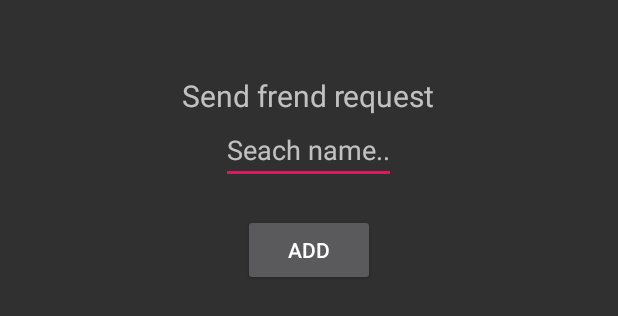
After one commit to BigNedJ/projectGPS, an Android app: the layout activity_add_new_friend.xml on its own in the app's theme, with its tools: preview values and no code run, on a phone screen of 412 x 824 dp. The commit adds this screen. Shown: the top 316 px of the screen. Run offline under Robolectric (Android 15) with nearby library versions, the phone set to English and light mode, and no system bars.

Commit message:
Added ability to add friends
Added the ability to add friends by searching for their username

```diff
--- a/app/src/main/AndroidManifest.xml
+++ b/app/src/main/AndroidManifest.xml
@@ -20,6 +20,7 @@
         android:supportsRtl="true"
         android:theme="@style/AppTheme">
         <activity android:name=".AboutUsActivity"></activity>
+        <activity android:name=".AddNewFriend"></activity>
         <activity android:name=".LoginActivity" />
         <activity android:name=".RegisterUserActivity" />
         <!--
--- a/app/src/main/java/com/emil/projectgps/MapsActivity.java
+++ b/app/src/main/java/com/emil/projectgps/MapsActivity.java
@@ -145,6 +145,7 @@ public class MapsActivity extends FragmentActivity implements
                     // startActivity(new Intent(getApplicationContext(),Login.class));
                     if (position == 0) {
                         // Add Friends
+                        startActivity(new Intent(getApplicationContext(),AddNewFriend.class));
                     }
                     if (position == 1) {
                         // Chat With Friends
--- /dev/null
+++ b/app/src/main/res/layout/activity_add_new_friend.xml
@@ -0,0 +1,36 @@
+<?xml version="1.0" encoding="utf-8"?>
+<LinearLayout xmlns:android="http://schemas.android.com/apk/res/android"
+    xmlns:app="http://schemas.android.com/apk/res-auto"
+    xmlns:tools="http://schemas.android.com/tools"
+    android:layout_width="match_parent"
+    android:layout_height="match_parent"
+    tools:context=".AddNewFriend"
+    android:orientation="vertical">
+
+
+    <TextView
+        android:layout_marginTop="50dp"
+        android:layout_gravity="center"
+        android:layout_width="wrap_content"
+        android:layout_height="wrap_content"
+        android:text="Send frend request"
+        android:textSize="20dp"
+        />
+    <EditText
+        android:layout_gravity="center"
+        android:layout_width="wrap_content"
+        android:layout_height="wrap_content"
+        android:hint="Seach name.."
+        android:id="@+id/nameEditText_add_new_friend"
+        />
+
+    <Button
+        android:layout_marginTop="20dp"
+        android:layout_gravity="center"
+        android:layout_width="wrap_content"
+        android:layout_height="wrap_content"
+        android:text="Add"
+        android:id="@+id/addButton_add_new_friend"
+        />
+
+</LinearLayout>
```
Also changed, not shown: app/src/main/java/com/emil/projectgps/AddNewFriend.java (added, +137 -0 lines).
